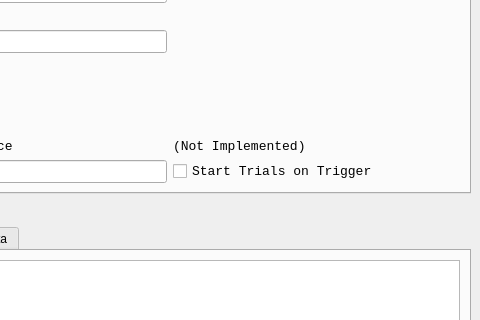
tobiasackels/PulseBoy, file UI/PulseBoyUI.ui: the form before one commit; both pictures show x 749 to 1229 and y 230 to 550 of the 1229 by 856 pixel window.
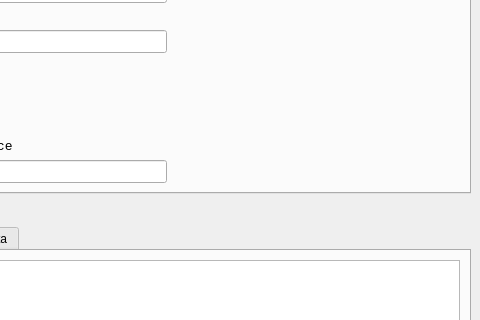
The form after the commit. The open tabs and pages were chosen to show the change. Custom widgets are drawn as their Qt base class.

What changed in the file:
```diff
--- a/UI/PulseBoyUI.ui
+++ b/UI/PulseBoyUI.ui
@@ -209,13 +209,6 @@
           </property>
          </spacer>
         </item>
-        <item row="10" column="1">
-         <widget class="QCheckBox" name="useTriggerCheckbox">
-          <property name="text">
-           <string>Start Trials on Trigger</string>
-          </property>
-         </widget>
-        </item>
         <item row="4" column="0">
          <widget class="QLabel" name="label_11">
           <property name="text">
@@ -223,13 +216,6 @@
           </property>
          </widget>
         </item>
-        <item row="9" column="1">
-         <widget class="QLabel" name="label_10">
-          <property name="text">
-           <string>(Not Implemented)</string>
-          </property>
-         </widget>
-        </item>
         <item row="10" column="0">
          <widget class="QLineEdit" name="triggerInEdit">
           <property name="text">
```
Left out of the diff: 7 changed lines with no effect on the pictures.
